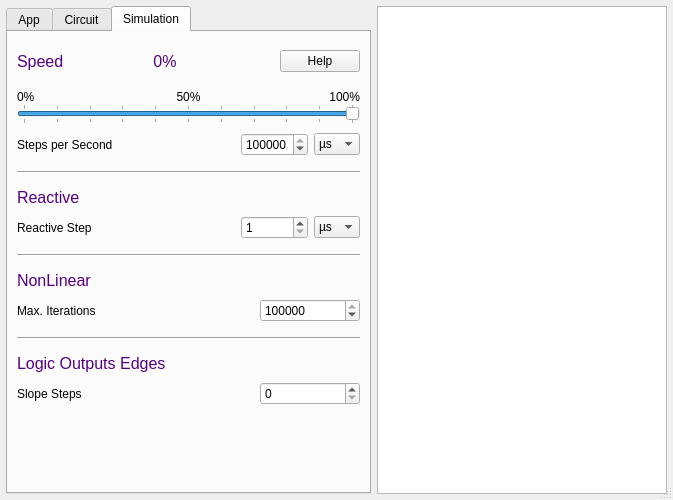
Qt form src/gui/dialogs/appdialog.ui (jeroenwk/SimulIDE) before a commit.
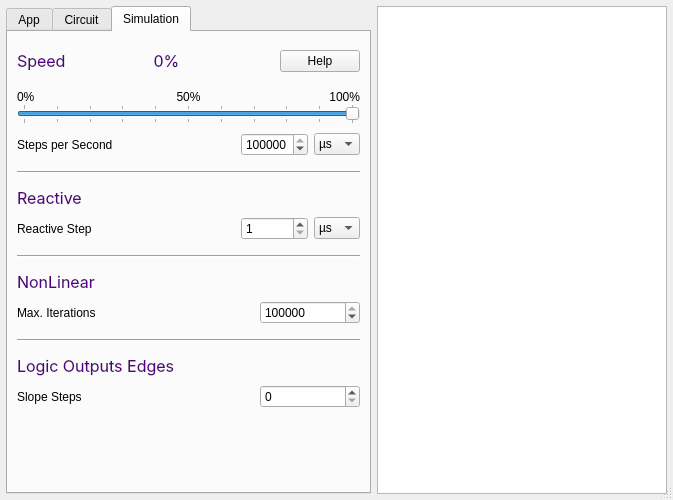
The same form after that commit. The open tabs and pages were chosen to show the change.

Commit message: Bundled Inter + JetBrains Mono fonts, embedded in SVG exports

```diff
--- a/src/gui/dialogs/appdialog.ui
+++ b/src/gui/dialogs/appdialog.ui
@@ -937,7 +937,7 @@
              </property>
              <property name="font">
               <font>
-               <family>Ubuntu</family>
+               <family>Inter</family>
                <pointsize>12</pointsize>
                <weight>50</weight>
                <italic>false</italic>
@@ -1083,7 +1083,7 @@
              </property>
              <property name="font">
               <font>
-               <family>Ubuntu</family>
+               <family>Inter</family>
                <pointsize>12</pointsize>
                <weight>50</weight>
                <italic>false</italic>
@@ -1323,7 +1323,7 @@
            </property>
            <property name="font">
             <font>
-             <family>Ubuntu</family>
+             <family>Inter</family>
              <pointsize>12</pointsize>
              <weight>50</weight>
              <italic>false</italic>
@@ -1447,7 +1447,7 @@
            </property>
            <property name="font">
             <font>
-             <family>Ubuntu</family>
+             <family>Inter</family>
              <pointsize>12</pointsize>
              <weight>50</weight>
              <italic>false</italic>
@@ -1542,7 +1542,7 @@
            </property>
            <property name="font">
             <font>
-             <family>Ubuntu</family>
+             <family>Inter</family>
              <pointsize>12</pointsize>
              <weight>50</weight>
              <italic>false</italic>
```
Left out of the diff: 28 changed lines with no effect on the pictures. The commit also changes 79 other files.
